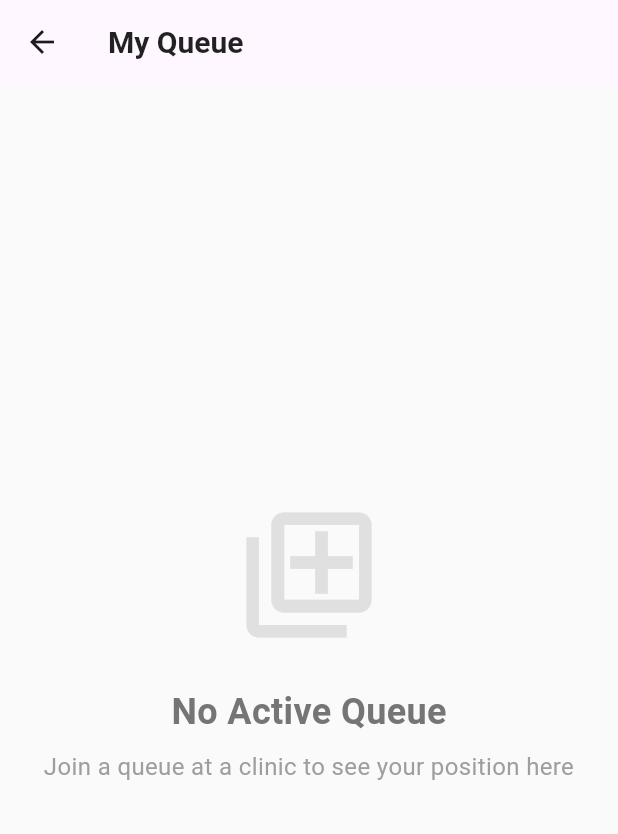
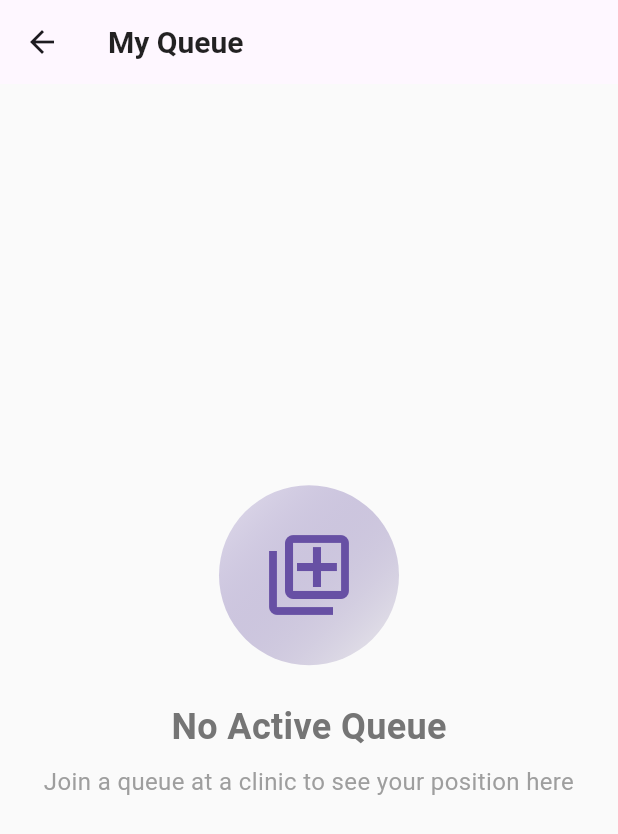
Before and after one commit to arman0524/mum_hacks_wellqueue, a Flutter app: the CheckInScreen screen opened directly, on a phone screen of 412 x 824 dp. Shown: the top 834 px of the screen. Run offline on Flutter 3.47's test engine with Material 3 defaults, Android fonts, the phone set to English and light mode, and no system bars; our stand-ins replace flutter_local_notifications, flutter_map, geolocator, latlong2, permission_handler, shared_preferences and 1 more; missing offline and left inert: email_otp; accounts and stored records are empty.

Commit message:
new queue screen

```diff
--- a/lib/features/myqueue/CheckInScreen.dart
+++ b/lib/features/myqueue/CheckInScreen.dart
@@ -178,10 +178,22 @@ class _CheckInScreenState extends State<CheckInScreen> {
             child: Column(
               mainAxisAlignment: MainAxisAlignment.center,
               children: [
-                Icon(
+                Container(
+                  width: 120,
+                  height: 120,
+                  decoration: BoxDecoration(
+                    shape: BoxShape.circle,
+                    gradient: LinearGradient(
+                      colors: [Theme.of(context).colorScheme.primary.withOpacity(0.15), Colors.grey[200]!],
+                      begin: Alignment.topLeft,
+                      end: Alignment.bottomRight,
+                    ),
+                  ),
+                  child: Icon(
                     Icons.queue_outlined,
-                  size: 100,
-                  color: Colors.grey[300],
+                    size: 64,
+                    color: Theme.of(context).colorScheme.primary,
+                  ),
                 ),
                 const SizedBox(height: 24),
                 Text(
@@ -340,59 +352,114 @@ class _CheckInScreenState extends State<CheckInScreen> {
           child: Column(
             crossAxisAlignment: CrossAxisAlignment.center,
             children: [
-              const SizedBox(height: 20),
+              const SizedBox(height: 16),
+              // Header card with big number and status
+              Container(
+                padding: const EdgeInsets.all(16),
+                decoration: BoxDecoration(
+                  color: Theme.of(context).colorScheme.surface,
+                  borderRadius: BorderRadius.circular(16),
+                  boxShadow: [
+                    BoxShadow(
+                      color: Colors.black.withOpacity(0.05),
+                      blurRadius: 8,
+                      offset: const Offset(0, 4),
+                    ),
+                  ],
+                ),
+                child: Row(
+                  children: [
+                    // Circular number with ring
+                    Stack(
+                      alignment: Alignment.center,
+                      children: [
+                        SizedBox(
+                          width: 100,
+                          height: 100,
+                          child: CircularProgressIndicator(
+                            value: (_currentQueue!.position / (_currentQueue!.userTargetPosition.clamp(1, 10))),
+                            strokeWidth: 10,
+                            color: Theme.of(context).colorScheme.primary,
+                            backgroundColor: Colors.grey[200],
+                          ),
+                        ),
+                        Column(
+                          mainAxisSize: MainAxisSize.min,
+                          children: [
+                            Text(
+                              '${_currentQueue!.position}',
+                              style: TextStyle(
+                                fontSize: 32,
+                                fontWeight: FontWeight.bold,
+                                color: _currentQueue!.status == QueueStatus.called
+                                    ? Colors.green
+                                    : Colors.black87,
+                              ),
+                            ),
+                            Text(
+                              _getOrdinalSuffix(_currentQueue!.position),
+                              style: TextStyle(
+                                fontSize: 16,
+                                fontWeight: FontWeight.w600,
+                                color: Colors.grey[700],
+                              ),
+                            ),
+                          ],
+                        ),
+                      ],
+                    ),
+                    const SizedBox(width: 16),
+                    Expanded(
+                      child: Column(
+                        crossAxisAlignment: CrossAxisAlignment.start,
+                        children: [
                           Text(
                             _currentQueue!.status == QueueStatus.called
                                 ? "You're next!"
                                 : "You're in line",
                             style: const TextStyle(
-                  fontSize: 24,
+                              fontSize: 20,
                               fontWeight: FontWeight.bold,
                               color: Colors.black87,
                             ),
                           ),
+                          const SizedBox(height: 6),
+                          Row(
+                            children: [
+                              Chip(
+                                label: Text(_getStatusText(_currentQueue!.status)),
+                                backgroundColor: _getStatusColor(_currentQueue!.status).withOpacity(0.15),
+                                labelStyle: TextStyle(
+                                  fontWeight: FontWeight.w600,
+                                  color: _getStatusColor(_currentQueue!.status),
+                                ),
+                              ),
+                              const SizedBox(width: 8),
+                              Text(
+                                _currentQueue!.status == QueueStatus.called
+                                    ? 'Please proceed to the clinic'
+                                    : 'ETA: ${_currentQueue!.estimatedWaitMinutes} min',
+                                style: TextStyle(fontSize: 14, color: Colors.grey[700]),
+                              ),
+                            ],
+                          ),
                           const SizedBox(height: 8),
-              Text.rich(
-                TextSpan(
-                  text: '${_currentQueue!.position}',
-                  style: TextStyle(
-                    fontSize: 80,
-                    fontWeight: FontWeight.bold,
-                    color: _currentQueue!.status == QueueStatus.called
-                        ? Colors.green
-                        : Colors.black,
+                          // Progress info
+                          LinearProgressIndicator(
+                            value: (_currentQueue!.position / (_currentQueue!.userTargetPosition.clamp(1, 10))),
+                            minHeight: 6,
+                            color: Theme.of(context).colorScheme.primary,
+                            backgroundColor: Colors.grey[200],
                           ),
-                  children: <TextSpan>[
-                    TextSpan(
-                      text: _getOrdinalSuffix(_currentQueue!.position),
-                      style: TextStyle(
-                        fontSize: 40,
-                        fontWeight: FontWeight.bold,
-                        color: _currentQueue!.status == QueueStatus.called
-                            ? Colors.green
-                            : Colors.black,
-                      ),
+                          const SizedBox(height: 4),
+                          Text(
+                            'From 1 to ${_currentQueue!.userTargetPosition} • ${(_currentQueue!.userTargetPosition - _currentQueue!.position).clamp(0, 100)} remaining',
+                            style: TextStyle(fontSize: 12, color: Colors.grey[600]),
                           ),
                         ],
                       ),
                     ),
-              const SizedBox(height: 8),
-              Text(
-                _currentQueue!.status == QueueStatus.called
-                    ? 'Please proceed to the clinic'
-                    : 'Estimated wait time: ${_currentQueue!.estimatedWaitMinutes} minutes',
-                style: TextStyle(fontSize: 16, color: Colors.grey[600]),
-              ),
-              const SizedBox(height: 32),
-              Align(
-                alignment: Alignment.centerLeft,
-                child: Chip(
-                  label: Text(_getStatusText(_currentQueue!.status)),
-                  backgroundColor: _getStatusColor(_currentQueue!.status).withOpacity(0.2),
-                  labelStyle: TextStyle(
-                    fontWeight: FontWeight.w500,
-                    color: _getStatusColor(_currentQueue!.status),
-                  ),
+                  ],
                 ),
               ),
               const SizedBox(height: 32),
@@ -413,10 +480,42 @@ class _CheckInScreenState extends State<CheckInScreen> {
                 final index = entry.key;
                 final update = entry.value;
                 final timeFormat = DateFormat('h:mm a');
-                return TimelineUpdate(
-                  title: update.message,
-                  time: timeFormat.format(update.timestamp),
-                  isFirst: index == 0,
+                return Card(
+                  elevation: 0,
+                  shape: RoundedRectangleBorder(borderRadius: BorderRadius.circular(12)),
+                  child: Padding(
+                    padding: const EdgeInsets.symmetric(vertical: 12, horizontal: 12),
+                    child: Row(
+                      crossAxisAlignment: CrossAxisAlignment.start,
+                      children: [
+                        Icon(
+                          index == 0 ? Icons.update : Icons.schedule,
+                          color: index == 0 ? Theme.of(context).colorScheme.primary : Colors.grey[600],
+                        ),
+                        const SizedBox(width: 12),
+                        Expanded(
+                          child: Column(
+                            crossAxisAlignment: CrossAxisAlignment.start,
+                            children: [
+                              Text(
+                                update.message,
+                                style: TextStyle(
+                                  fontSize: 15,
+                                  fontWeight: index == 0 ? FontWeight.w600 : FontWeight.normal,
+                                  color: Colors.black87,
+                                ),
+                              ),
+                              const SizedBox(height: 4),
+                              Text(
+                                timeFormat.format(update.timestamp),
+                                style: TextStyle(fontSize: 13, color: Colors.grey[600]),
+                              ),
+                            ],
+                          ),
+                        ),
+                      ],
+                    ),
+                  ),
                 );
               }).toList(),
               const SizedBox(height: 60),
@@ -467,7 +566,7 @@ class _CheckInScreenState extends State<CheckInScreen> {
                     ),
                   ),
                   child: const Text(
-                    'Cancel Check-In',
+                    'Cancel Queue',
                     style: TextStyle(
                       color: Colors.red,
                       fontSize: 16,
```
Also changed, not shown: 1 other file. Lines whose indentation alone changed are shown as unchanged.
